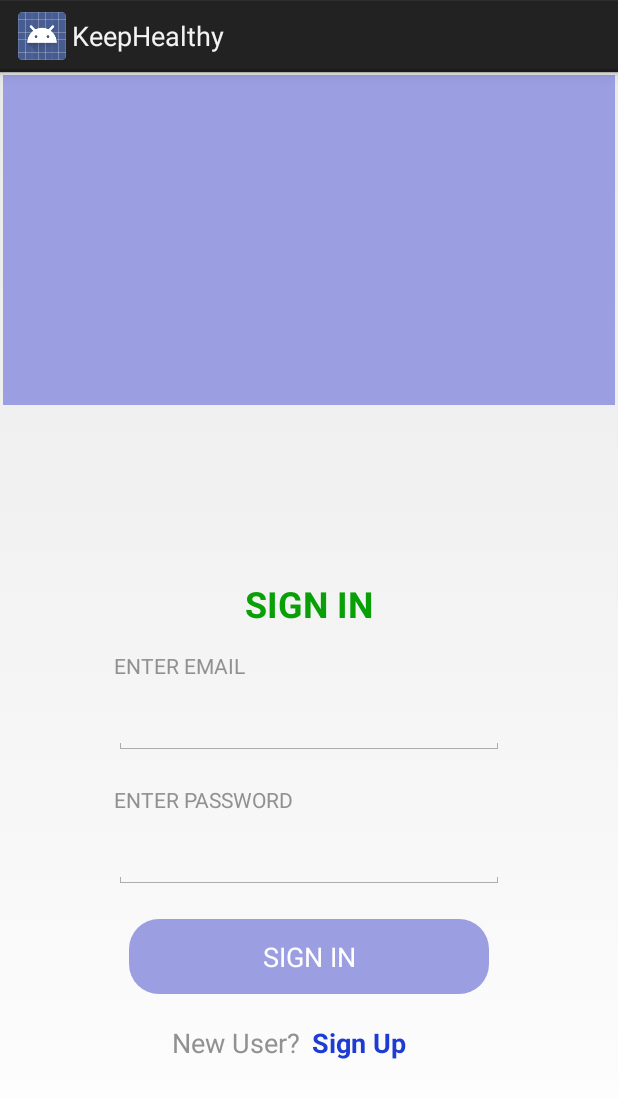
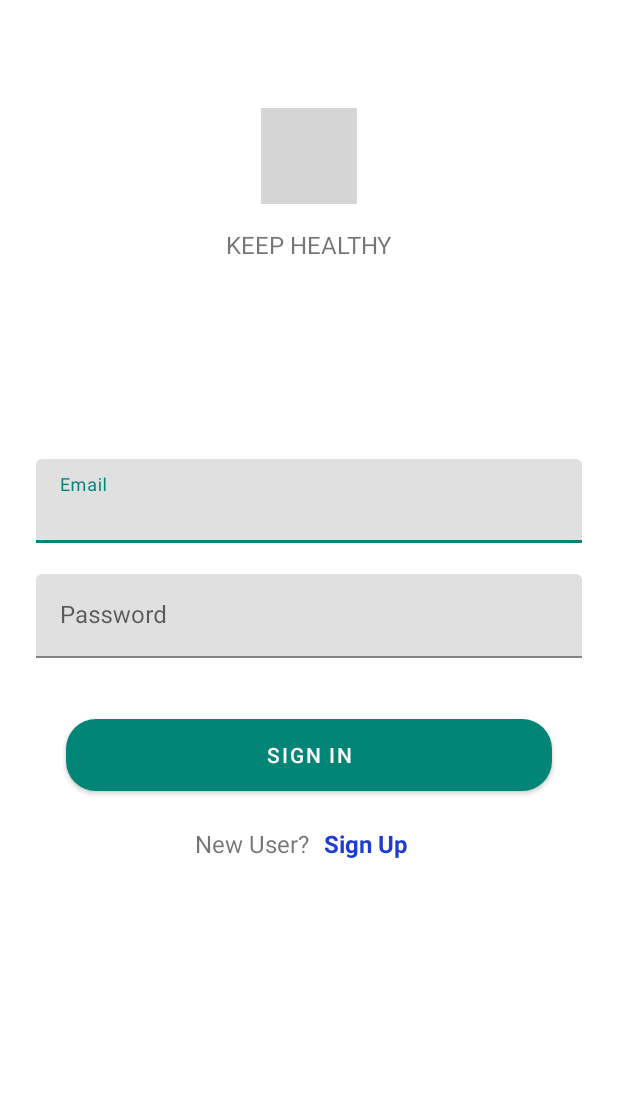
Before and after one commit to ashrafhussain17/KeepHealthy, an Android app: the screen it shows after launch (LoginPage), on a phone screen of 412 x 824 dp. Shown: the top 1098 px of the screen. Run offline under Robolectric (Android 15) with nearby library versions, the light colour scheme and no system bars; our stand-ins replace Firebase (no records; nobody signed in at launch, a user with empty details on screens opened directly); grey boxes are pictures that could not be loaded.

Commit message:
login and registration

```diff
--- a/app/build.gradle
+++ b/app/build.gradle
@@ -34,6 +34,7 @@ dependencies {
     implementation 'com.android.support:appcompat-v7:28.0.0'
     implementation 'com.google.firebase:firebase-core:16.0.1'
     implementation 'com.android.support:cardview-v7:28.0.0'
+    api 'com.android.support:design:28.0.0-alpha3'
     testImplementation 'junit:junit:4.12'
     androidTestImplementation 'com.android.support.test:runner:1.0.2'
     androidTestImplementation 'com.android.support.test.espresso:espresso-core:3.0.2'
--- a/app/src/main/AndroidManifest.xml
+++ b/app/src/main/AndroidManifest.xml
@@ -10,7 +10,7 @@
             android:label="@string/app_name"
             android:roundIcon="@mipmap/ic_launcher_round"
             android:supportsRtl="true"
-            android:theme="@style/AppTheme">
+            android:theme="@style/Theme.Shrine">
         <activity
                 android:name=".LoginPage"
                 android:screenOrientation="portrait">
--- a/app/src/main/java/edu/unidhaka/cse/cse2216/keephealthy/LoginPage.java
+++ b/app/src/main/java/edu/unidhaka/cse/cse2216/keephealthy/LoginPage.java
@@ -1,11 +1,18 @@
 package edu.unidhaka.cse.cse2216.keephealthy;
 
+import android.annotation.SuppressLint;
 import android.app.Activity;
 import android.app.ProgressDialog;
 import android.content.Intent;
 import android.os.Bundle;
 import android.support.annotation.NonNull;
+import android.support.annotation.Nullable;
+import android.support.design.button.MaterialButton;
+import android.support.design.widget.TextInputEditText;
+import android.support.design.widget.TextInputLayout;
+import android.text.Editable;
 import android.text.TextUtils;
+import android.text.TextWatcher;
 import android.util.Log;
 import android.view.View;
 import android.widget.Button;
@@ -21,10 +28,12 @@ public class LoginPage extends Activity  {
 
 
     //defining views
-    private Button buttonSignIn;
-    private EditText editTextEmail;
-    private EditText editTextPassword;
+
     private TextView textViewSignup;
+
+    TextInputEditText passwordEditText,emailEdittext;
+    TextInputLayout passwordTextInput,emailTextInput;
+    MaterialButton buttonSignIn;
 
     //firebase auth object
     private FirebaseAuth firebaseAuth;
@@ -33,13 +42,11 @@ public class LoginPage extends Activity  {
     private ProgressDialog progressDialog;
 
 
+    @SuppressLint("WrongViewCast")
     @Override
     protected void onCreate(Bundle savedInstanceState) {
         super.onCreate(savedInstanceState);
-        Log.d("sakib","b4login");
         setContentView(R.layout.login);
-        Log.d("sakib","after login");
-
         //getting firebase auth object
         firebaseAuth = FirebaseAuth.getInstance();
 
@@ -51,33 +58,69 @@ public class LoginPage extends Activity  {
             //opening profile activity
             startActivity(new Intent(getApplicationContext(), ProfileActivity.class));
         }
-        Log.d("sakib","after firebase");
         //initializing views
-        editTextEmail = (EditText) findViewById(R.id.emailtext);
-        editTextPassword = (EditText) findViewById(R.id.passwordtext);
-        buttonSignIn = (Button) findViewById(R.id.signinBtn);
+        emailEdittext = findViewById(R.id.email_edit_text);
+        passwordTextInput = findViewById(R.id.password_text_input);
+        emailTextInput= findViewById(R.id.email_input);
+        passwordEditText = findViewById(R.id.password_edit_text);
+        buttonSignIn = findViewById(R.id.sign_in);
+
         textViewSignup = (TextView) findViewById(R.id.signuplink);
+        emailEdittext.addTextChangedListener(new TextWatcher() {
+            @Override
+            public void beforeTextChanged(CharSequence s, int start, int count, int after) {
+                emailTextInput.setError(null);
+            }
+
+            @Override
+            public void onTextChanged(CharSequence s, int start, int before, int count) {
+                emailTextInput.setError(null);
+
+            }
+
+            @Override
+            public void afterTextChanged(Editable s) {
+
+            }
+        });
+        passwordEditText.addTextChangedListener(new TextWatcher() {
+            @Override
+            public void beforeTextChanged(CharSequence s, int start, int count, int after) {
+                passwordEditText.setError(null);
+            }
+
+            @Override
+            public void onTextChanged(CharSequence s, int start, int before, int count) {
+                passwordEditText.setError(null);
+            }
+
+            @Override
+            public void afterTextChanged(Editable s) {
+
+            }
+        });
 
         progressDialog = new ProgressDialog(this);
-
-        //attaching click listener
 
     }
 
     //method for user login
     private void userLogin() {
-        String email = editTextEmail.getText().toString().trim();
-        String password = editTextPassword.getText().toString().trim();
+
+        String email = emailEdittext.getText().toString().trim();
+        String password =  passwordEditText.getText().toString().trim();
 
 
         //checking if email and passwords are empty
         if (TextUtils.isEmpty(email)) {
-            Toast.makeText(this, "Please enter email", Toast.LENGTH_LONG).show();
+            emailTextInput.setError(getString(R.string.email_warning));
+            //Toast.makeText(this, "Please enter email", Toast.LENGTH_LONG).show();
             return;
         }
 
         if (TextUtils.isEmpty(password)) {
-            Toast.makeText(this, "Please enter password", Toast.LENGTH_LONG).show();
+            passwordTextInput.setError(getString(R.string.password_warning));
+            //Toast.makeText(this, "Please enter password", Toast.LENGTH_LONG).show();
             return;
         }
 
@@ -104,27 +147,18 @@ public class LoginPage extends Activity  {
 
     }
 
+
+
     public void click(View view)
     {
         if (view == buttonSignIn) {
-        userLogin();
-    }
+            userLogin();
+        }
 
         if (view == textViewSignup) {
-            finish();
+            //finish();
             startActivity(new Intent(this, Registration.class));
         }
     }
-//    @Override
-//    public void onClick(View view) {
-//        Log.d("sakib","inside onclick");
-//        if (view == buttonSignIn) {
-//            userLogin();
-//        }
-//
-//        if (view == textViewSignup) {
-//            finish();
-//            startActivity(new Intent(this, Registration.class));
-//        }
-//    }
+
 }
--- a/app/src/main/res/layout/login.xml
+++ b/app/src/main/res/layout/login.xml
@@ -1,130 +1,114 @@
 <?xml version="1.0" encoding="utf-8"?>
-<android.support.constraint.ConstraintLayout
-        xmlns:android="http://schemas.android.com/apk/res/android"
+<RelativeLayout xmlns:android="http://schemas.android.com/apk/res/android"
+                xmlns:app="http://schemas.android.com/apk/res-auto"
                 xmlns:tools="http://schemas.android.com/tools"
-        xmlns:app="http://schemas.android.com/apk/res-auto"
                 android:layout_width="match_parent"
                 android:layout_height="match_parent"
-        android:orientation="vertical"
-        android:paddingBottom="@dimen/cardview_default_elevation"
-        android:paddingLeft="@dimen/cardview_default_elevation"
-        android:paddingRight="@dimen/cardview_default_elevation"
-        android:paddingTop="@dimen/cardview_default_elevation"
-        tools:context=".LoginPage">
-
+                android:background="@color/loginPageBackgroundColor"
+                tools:context=".Registration">
 
     <LinearLayout
+            android:layout_width="match_parent"
+            android:layout_height="wrap_content"
+            android:clipChildren="false"
+            android:clipToPadding="false"
             android:orientation="vertical"
-            android:layout_width="match_parent"
-            android:layout_height="220dp"
-            android:background="@color/button_back"
-            android:layout_alignParentStart="true"
-            android:layout_alignParentTop="true"
-            android:id="@+id/linearLayout2"
-            app:layout_constraintStart_toStartOf="parent"
-            app:layout_constraintEnd_toEndOf="parent"
-            app:layout_constraintBottom_toBottomOf="parent"
-            android:layout_marginBottom="244dp"
-            app:layout_constraintTop_toTopOf="parent"
-            app:layout_constraintVertical_bias="0.0">
-    </LinearLayout>
-    <LinearLayout
-            android:orientation="vertical"
-            android:layout_width="280dp"
-            android:layout_height="353dp"
-            android:layout_centerHorizontal="true" android:layout_alignParentBottom="true"
-            android:layout_marginBottom="8dp"
-            app:layout_constraintBottom_toBottomOf="parent" app:layout_constraintEnd_toEndOf="parent"
-            android:layout_marginEnd="8dp" app:layout_constraintStart_toStartOf="parent"
-            android:layout_marginStart="8dp" app:layout_constraintTop_toTopOf="@+id/linearLayout2"
-            android:layout_marginTop="8dp" app:layout_constraintVertical_bias="0.777">
+            android:padding="24dp"
+            android:paddingTop="16dp">
 
+        <ImageView
+                android:layout_width="64dp"
+                android:layout_height="64dp"
+                android:layout_gravity="center_horizontal"
+                android:layout_marginTop="48dp"
+                android:layout_marginBottom="16dp"
+                android:src="@drawable/shr_logo"
+
+        />
 
         <TextView
-                android:text="SIGN IN"
-                android:textColor="@color/light_green"
-                android:gravity="center"
-                android:textStyle="bold"
+                android:layout_width="wrap_content"
+                android:layout_height="wrap_content"
+                android:layout_gravity="center_horizontal"
+                android:layout_marginBottom="132dp"
+                android:text="@string/shr_app_name"
+                android:textAllCaps="true"
+                android:textSize="16sp"/>
+
+        <android.support.design.widget.TextInputLayout
                 android:layout_width="match_parent"
-                android:layout_height="63dp" android:id="@+id/textView2" android:textSize="24sp"
-        />
-        <TextView
+                android:id="@+id/email_input"
+                android:layout_height="wrap_content"
+                app:errorEnabled="true"
+                android:hint="@string/shr_hint_username">
 
-                android:text="ENTER EMAIL"
-                android:layout_marginLeft="10dp"
-                android:layout_marginRight="10dp"
-                android:textColor="@color/downback2"
+            <android.support.design.widget.TextInputEditText
                     android:layout_width="match_parent"
-                android:layout_height="30dp" android:id="@+id/emailid"/>
+                    android:id="@+id/email_edit_text"
+                    android:layout_height="wrap_content"
+                    android:inputType="text"
+                    android:maxLines="1"/>
+        </android.support.design.widget.TextInputLayout>
 
-        <EditText
+        <android.support.design.widget.TextInputLayout
+                android:id="@+id/password_text_input"
                 android:layout_width="match_parent"
                 android:layout_height="wrap_content"
-                android:layout_marginLeft="10dp"
-                android:layout_marginRight="10dp"
-                android:inputType="textPersonName"
-                android:backgroundTint="@color/black"
-                android:ems="10"
-                android:id="@+id/emailtext"/>
+                android:hint="@string/shr_hint_password"
+                app:errorEnabled="true">
 
-        <TextView
-                android:text="ENTER PASSWORD"
-                android:layout_marginLeft="10dp"
-                android:layout_marginRight="10dp"
-                android:layout_marginTop="20dp"
-                android:textColor="@color/downback2"
-                android:layout_width="match_parent"
-                android:layout_height="30dp" android:id="@+id/passwordid"/>
-        <EditText
+            <android.support.design.widget.TextInputEditText
+                    android:id="@+id/password_edit_text"
                     android:layout_width="match_parent"
                     android:layout_height="wrap_content"
-                android:layout_marginLeft="10dp"
-                android:layout_marginRight="10dp"
-                android:inputType="textPersonName"
-                android:backgroundTint="@color/black"
-                android:ems="10"
-                android:id="@+id/passwordtext"/>
+                    android:inputType="textPassword"/>
+        </android.support.design.widget.TextInputLayout>
 
-        <Button android:layout_width="match_parent"
-                android:layout_height="50dp"
-                android:text="SIGN IN"
+        <RelativeLayout
+                android:layout_width="match_parent"
+                android:layout_height="wrap_content">
+
+            <android.support.design.button.MaterialButton
+                    android:id="@+id/sign_in"
+                    android:layout_width="match_parent"
+                    android:layout_height="wrap_content"
                     android:onClick="click"
-                android:textColor="@color/breakfast"
+                    android:background="@drawable/addfood_back"
+                    android:layout_alignParentEnd="true"
+                    android:layout_alignParentRight="true"
                     android:layout_marginLeft="20dp"
                     android:layout_marginRight="20dp"
                     android:layout_marginTop="20dp"
-                android:id="@+id/signinBtn"
-                android:background="@drawable/addfood_back"/>
-        <RelativeLayout
-                android:layout_marginTop="20dp"
+                    android:text="@string/shr_button_signin"
+                    tools:ignore="OnClick"/>
+
+        </RelativeLayout>
+        <LinearLayout
+                android:layout_marginTop="10dp"
                 android:layout_width="match_parent"
-                android:layout_height="63dp">
+                android:layout_height="match_parent">
 
             <TextView
-
+                    android:layout_weight="1"
                     android:text="New User?"
-                    android:textColor="@color/downback2"
-                    android:gravity="right"
-
-                    android:layout_width="134dp"
-                    android:layout_height="63dp"
-                    android:textSize="18sp"/>
-
+                    android:textSize="16sp"
+                    android:gravity="center|right"
+                    android:layout_width="match_parent"
+                    android:layout_height="50dp"/>
             <TextView
+                    android:layout_weight="1"
                     android:text="Sign Up"
+                    android:gravity="center|left"
+                    android:paddingLeft="10dp"
+                    android:textStyle="bold"
+                    android:onClick="click"
                     android:textColor="@color/link"
-                    android:gravity="left"
-                    android:textStyle="bold"
-                    android:layout_width="138dp"
-                    android:layout_height="63dp"
+                    android:textSize="16sp"
                     android:id="@+id/signuplink"
-                    android:onClick="click"
-                    android:textSize="18sp"
-                    android:layout_alignParentEnd="true"
-                    android:layout_alignParentTop="true"/>
-
-        </RelativeLayout>
+                    android:layout_width="match_parent"
+                    android:layout_height="50dp"/>
+        </LinearLayout>
 
 
     </LinearLayout>
-</android.support.constraint.ConstraintLayout>
+</RelativeLayout>
--- a/app/src/main/res/values/colors.xml
+++ b/app/src/main/res/values/colors.xml
@@ -15,4 +15,7 @@
     <color name="link">#1d3cd4</color>
     <color name="colorAccent">#FF4081</color>
     <color name="black">#000000</color>
+    <color name="toolbarIconColor">#FFFFFF</color>
+    <color name="loginPageBackgroundColor">#FFFFFF</color>
+    <color name="productGridBackgroundColor">#FFFFFF</color>
 </resources>
--- a/app/src/main/res/values/strings.xml
+++ b/app/src/main/res/values/strings.xml
@@ -4,6 +4,20 @@
     <string name="water_taken">0 ml</string>
     <string name="sleep_hours">0 Hours</string>
     <string name="calorie_burnt">0 kKal</string>
+
+    <string name="shr_hint_password">Password</string>
+    <string name="shr_filter_title">Filter</string>
+    <string name="shr_search_title">Search</string>
+    <string name="email_warning">Your email is invalid</string>
+    <string name="password_warning">Your password is invalid</string>
+    <string name="enter_email">Please enter your email</string>
+    <string name="enter_password">Please enter your password</string>
+    <string name="shr_hint_username">Email</string>
+    <string name="shr_app_name">Keep Healthy</string>
+    <string name="shr_button_signin">SIGN IN</string>
+    <string name="shr_button_signup">SIGN UP</string>
+    <string name="shr_button_cancel">Cancel</string>
+    <string name="error_password">Password must contain at least 8 characters.</string>
 
     <string name="action_settings">Settings</string>
     <string-array name="quantity">
--- a/app/src/main/res/values/styles.xml
+++ b/app/src/main/res/values/styles.xml
@@ -1,8 +1,17 @@
 <resources>
 
     <!-- Base application theme. -->
-    <style name="AppTheme" parent="android:Theme.Holo.Light.DarkActionBar">
+    <style name="Theme.Shrine" parent="Theme.MaterialComponents.Light.NoActionBar">
         <!-- Customize your theme here. -->
+        <item name="colorPrimary">@color/colorPrimary</item>
+        <item name="colorPrimaryDark">@color/colorPrimaryDark</item>
+        <item name="colorAccent">@color/colorAccent</item>
+    </style>
+
+    <style name="Widget.Shrine.Toolbar" parent="Widget.AppCompat.Toolbar">
+        <item name="android:background">?attr/colorAccent</item>
+        <item name="android:theme">@style/ThemeOverlay.AppCompat.Dark.ActionBar</item>
+        <item name="popupTheme">@style/ThemeOverlay.AppCompat.Light</item>
     </style>
 
 </resources>
```
Also changed, not shown: app/src/main/java/edu/unidhaka/cse/cse2216/keephealthy/Registration.java (+31 -26 lines), app/src/main/res/layout/registration_layout.xml (+63 -83 lines). Lines whose indentation alone changed are shown as unchanged.
